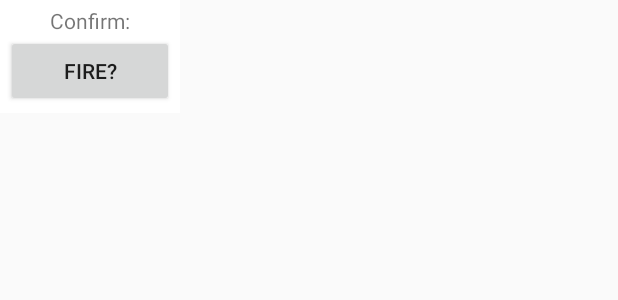
After one commit to kyleaj/AR_Battleship, an Android app: the layout confirm_fire.xml on its own in the app's theme, with its tools: preview values and no code run, on a phone screen of 412 x 824 dp. The commit adds this screen. Shown: the top 300 px of the screen. Run offline under Robolectric (Android 15) with nearby library versions, the phone set to English and light mode, and no system bars.

Commit message:
Ignore the full activity for confirm fire. Added much and bug fixed.

```diff
--- a/app/build.gradle
+++ b/app/build.gradle
@@ -45,9 +45,6 @@ sceneform.asset('sampledata/old_boat.obj',
         'src/main/assets/old_boat')
 
 
-
-
-
 sceneform.asset('sampledata/CUPIC_OCEAN.obj',
         'default',
         'sampledata/CUPIC_OCEAN.sfa',
--- a/app/src/main/java/com/cos426/ar_battleship/Board.java
+++ b/app/src/main/java/com/cos426/ar_battleship/Board.java
@@ -1,8 +1,9 @@
 package com.cos426.ar_battleship;
 
+import java.io.Serializable;
 import java.util.ArrayList;
 // Holds the game state for a player
-public class Board {
+public class Board implements Serializable {
     boolean[][] shots_fired;
     boolean[][] hits;
     Ship[][] shipLocations;
--- a/app/src/main/java/com/cos426/ar_battleship/ExplosionNode.java
+++ b/app/src/main/java/com/cos426/ar_battleship/ExplosionNode.java
@@ -59,6 +59,7 @@ public class ExplosionNode extends Node {
             counter = counter + frameTime.getDeltaSeconds();
             if (counter > 0.7f) {
                 done = true;
+                this.setParent(null);
             }
         }
 
--- a/app/src/main/java/com/cos426/ar_battleship/WinActivity.java
+++ b/app/src/main/java/com/cos426/ar_battleship/WinActivity.java
@@ -1,5 +1,3 @@
-package com.cos426.ar_battleship;
-
 package com.cos426.ar_battleship;
 
 import android.app.Activity;
--- /dev/null
+++ b/app/src/main/res/layout/confirm_fire.xml
@@ -0,0 +1,38 @@
+<?xml version="1.0" encoding="utf-8"?>
+<!--
+   Copyright 2018 Google LLC
+   Licensed under the Apache License, Version 2.0 (the "License");
+   you may not use this file except in compliance with the License.
+   You may obtain a copy of the License at
+      http://www.apache.org/licenses/LICENSE-2.0
+   Unless required by applicable law or agreed to in writing, software
+   distributed under the License is distributed on an "AS IS" BASIS,
+   WITHOUT WARRANTIES OR CONDITIONS OF ANY KIND, either express or implied.
+   See the License for the specific language governing permissions and
+   limitations under the License.
+-->
+<LinearLayout xmlns:android="http://schemas.android.com/apk/res/android"
+    android:id="@+id/testview"
+    android:layout_width="120dp"
+    android:layout_height="wrap_content"
+    android:background="#FFF"
+    android:orientation="vertical"
+    android:padding="4dp"
+    android:clipChildren="false"
+    android:clipToPadding="false" >
+
+    <TextView
+        android:id="@+id/title"
+        android:layout_width="match_parent"
+        android:layout_height="wrap_content"
+        android:text="Confirm:"
+        android:textAlignment="center" />
+
+    <Button
+        android:id="@+id/confirm_button"
+        android:layout_width="match_parent"
+        android:layout_height="wrap_content"
+        android:padding="4dp"
+        android:text="Fire?"/>
+
+</LinearLayout>
```
Also changed, not shown: app/src/main/AndroidManifest.xml (+5 -3 lines), app/src/main/java/com/cos426/ar_battleship/ARActivity.java (+67 -16 lines), app/src/main/java/com/cos426/ar_battleship/ConfirmFire.java (added, +17 -0 lines), app/src/main/java/com/cos426/ar_battleship/FireNode.java (added, +33 -0 lines), app/src/main/java/com/cos426/ar_battleship/FrameNode.java (added, +20 -0 lines), app/src/main/java/com/cos426/ar_battleship/SphereNode.java (+40 -9 lines), app/src/main/res/layout/activity_confirm_fire.xml (added, +9 -0 lines).
